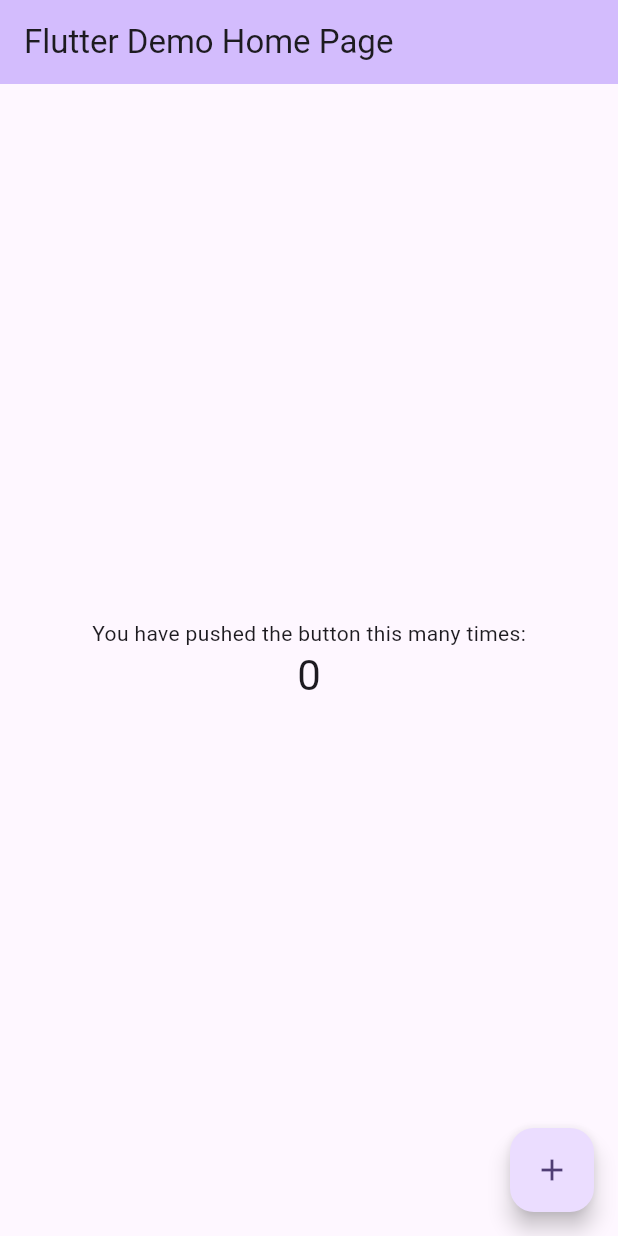
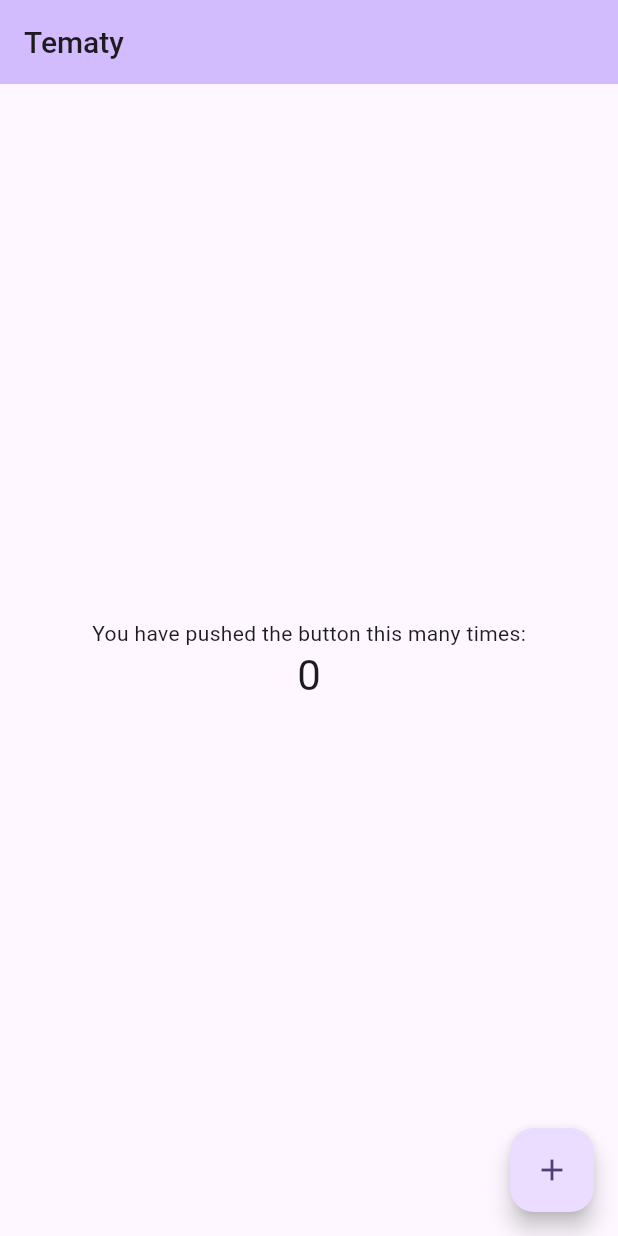
Before and after one commit to eryklorenc/recipes_app, a Flutter app: the screen it shows after launch, on a phone screen of 412 x 824 dp. Run offline on Flutter 3.47's test engine with Material 3 defaults, Android fonts, the phone set to English and light mode, and no system bars; our stand-ins replace get_it, injectable.

Commit message:
Add text theme

```diff
--- a/lib/app/app.dart
+++ b/lib/app/app.dart
@@ -1,5 +1,6 @@
 import 'package:flutter/material.dart';
 import 'package:recipes_app/app/core/theme/app_colors.dart';
+import 'package:recipes_app/app/core/theme/app_text_theme_extension.dart';
 import 'package:recipes_app/features/home/home_page.dart';
 
 class MyApp extends StatelessWidget {
@@ -8,12 +9,14 @@ class MyApp extends StatelessWidget {
   @override
   Widget build(BuildContext context) {
     return MaterialApp(
-      title: 'Flutter Demo',
       theme: ThemeData(
         colorScheme: ColorScheme.fromSeed(seedColor: AppColors.deepPurple),
         useMaterial3: true,
+        extensions: [
+          AppTextThemeExtension.initialize(),
+        ],
       ),
-      home: const HomePage(title: 'Flutter Demo Home Page'),
+      home: const HomePage(),
     );
   }
 }
--- /dev/null
+++ b/lib/app/core/theme/app_text_theme_extension.dart
@@ -0,0 +1,66 @@
+import 'package:flutter/material.dart';
+
+extension XTheme on ThemeData {
+  AppTextThemeExtension get xTextTheme => extension<AppTextThemeExtension>()!;
+}
+
+class AppTextThemeExtension extends ThemeExtension<AppTextThemeExtension> {
+  AppTextThemeExtension({
+    required this.display0,
+    required this.display1,
+    required this.body1,
+    required this.body2,
+  });
+
+  final TextStyle display0;
+
+  final TextStyle display1;
+
+  final TextStyle body1;
+
+  final TextStyle body2;
+
+  factory AppTextThemeExtension.initialize() => AppTextThemeExtension(
+        display0: const TextStyle(
+          fontSize: 20,
+          fontWeight: FontWeight.w500,
+        ),
+        display1: const TextStyle(
+          fontSize: 23,
+          fontWeight: FontWeight.w500,
+        ),
+        body1: const TextStyle(
+          fontSize: 12,
+          fontWeight: FontWeight.w300,
+        ),
+        body2: const TextStyle(
+          fontWeight: FontWeight.bold,
+          fontSize: 20,
+        ),
+      );
+
+  @override
+  ThemeExtension<AppTextThemeExtension> copyWith({
+    TextStyle? display0,
+    TextStyle? display1,
+    TextStyle? body1,
+    TextStyle? body2,
+  }) {
+    return AppTextThemeExtension(
+      display0: display0 ?? this.display0,
+      display1: display1 ?? this.display1,
+      body1: body1 ?? this.body1,
+      body2: body2 ?? this.body2,
+    );
+  }
+
+  @override
+  ThemeExtension<AppTextThemeExtension> lerp(
+    covariant ThemeExtension<AppTextThemeExtension>? other,
+    double t,
+  ) {
+    if (other == null || t == 0.0) return this;
+
+    return other;
+  }
+}
--- a/lib/features/home/home_page.dart
+++ b/lib/features/home/home_page.dart
@@ -1,9 +1,8 @@
 import 'package:flutter/material.dart';
+import 'package:recipes_app/app/core/theme/app_text_theme_extension.dart';
 
 class HomePage extends StatefulWidget {
-  const HomePage({super.key, required this.title});
-
-  final String title;
+  const HomePage({super.key});
 
   @override
   State<HomePage> createState() => _MyHomePageState();
@@ -23,7 +22,10 @@ class _MyHomePageState extends State<HomePage> {
     return Scaffold(
       appBar: AppBar(
         backgroundColor: Theme.of(context).colorScheme.inversePrimary,
-        title: Text(widget.title),
+        title: Text(
+          'Tematy',
+          style: Theme.of(context).xTextTheme.display0,
+        ),
       ),
       body: Center(
         child: Column(
```
